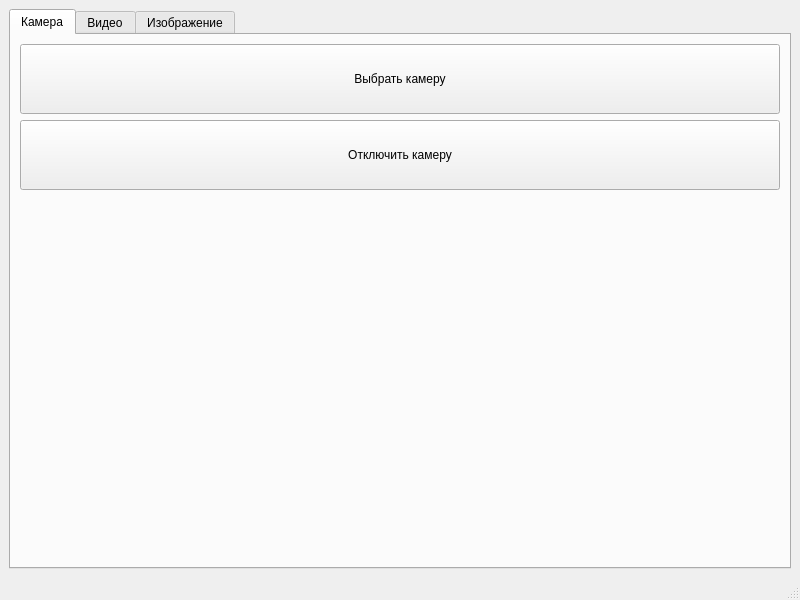
The window that mainWindow.ui (yepseeke/drone-detection-app) describes before a commit, drawn with Qt 5.
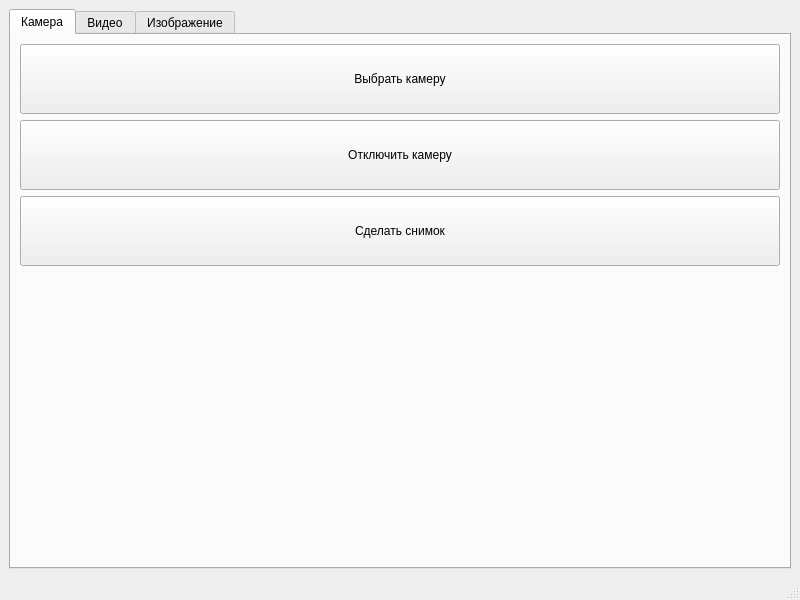
The same window after the commit.

Commit message: Added camera monitor + connected camera button (no choosing of camera, just connection)

```diff
--- a/mainWindow.ui
+++ b/mainWindow.ui
@@ -34,7 +34,7 @@
         <item>
          <layout class="QHBoxLayout" name="horizontalLayout_2" stretch="1">
           <item>
-           <layout class="QVBoxLayout" name="verticalLayout" stretch="1,1,4">
+           <layout class="QVBoxLayout" name="verticalLayout" stretch="1,1,1,3">
             <item>
              <widget class="QPushButton" name="chooseCameraButton">
               <property name="minimumSize">
@@ -61,6 +61,19 @@
               </property>
              </widget>
             </item>
+            <item>
+             <widget class="QPushButton" name="makePhotoButton">
+              <property name="minimumSize">
+               <size>
+                <width>180</width>
+                <height>70</height>
+               </size>
+              </property>
+              <property name="text">
+               <string>Сделать снимок</string>
+              </property>
+             </widget>
+            </item>
             <item>
              <spacer name="verticalSpacer">
               <property name="orientation">
```
The commit also changes 6 other files.
